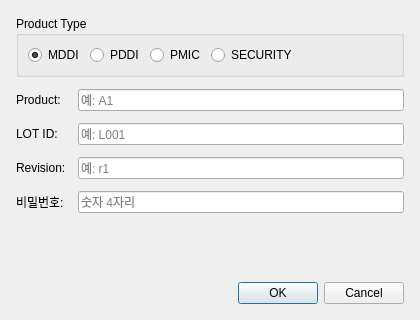
happyudding/report_server, file client/upload_dialog.ui: the form before one commit.
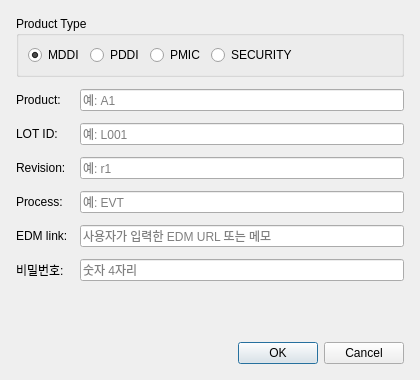
The form after the commit.

What changed in the file:
```diff
--- a/client/upload_dialog.ui
+++ b/client/upload_dialog.ui
@@ -7,7 +7,7 @@
     <x>0</x>
     <y>0</y>
     <width>420</width>
-    <height>320</height>
+    <height>380</height>
    </rect>
   </property>
   <property name="windowTitle">
@@ -90,11 +90,31 @@
       </widget>
      </item>
      <item row="3" column="0">
+      <widget class="QLabel" name="label_process">
+       <property name="text"><string>Process:</string></property>
+      </widget>
+     </item>
+     <item row="3" column="1">
+      <widget class="QLineEdit" name="le_process">
+       <property name="placeholderText"><string>예: EVT</string></property>
+      </widget>
+     </item>
+     <item row="4" column="0">
+      <widget class="QLabel" name="label_edm_link">
+       <property name="text"><string>EDM link:</string></property>
+      </widget>
+     </item>
+     <item row="4" column="1">
+      <widget class="QLineEdit" name="le_edm_link">
+       <property name="placeholderText"><string>사용자가 입력한 EDM URL 또는 메모</string></property>
+      </widget>
+     </item>
+     <item row="5" column="0">
       <widget class="QLabel" name="label_pw">
        <property name="text"><string>비밀번호:</string></property>
       </widget>
      </item>
-     <item row="3" column="1">
+     <item row="5" column="1">
       <widget class="QLineEdit" name="le_password">
        <property name="placeholderText"><string>숫자 4자리</string></property>
        <property name="echoMode"><enum>QLineEdit::Password</enum></property>
```
